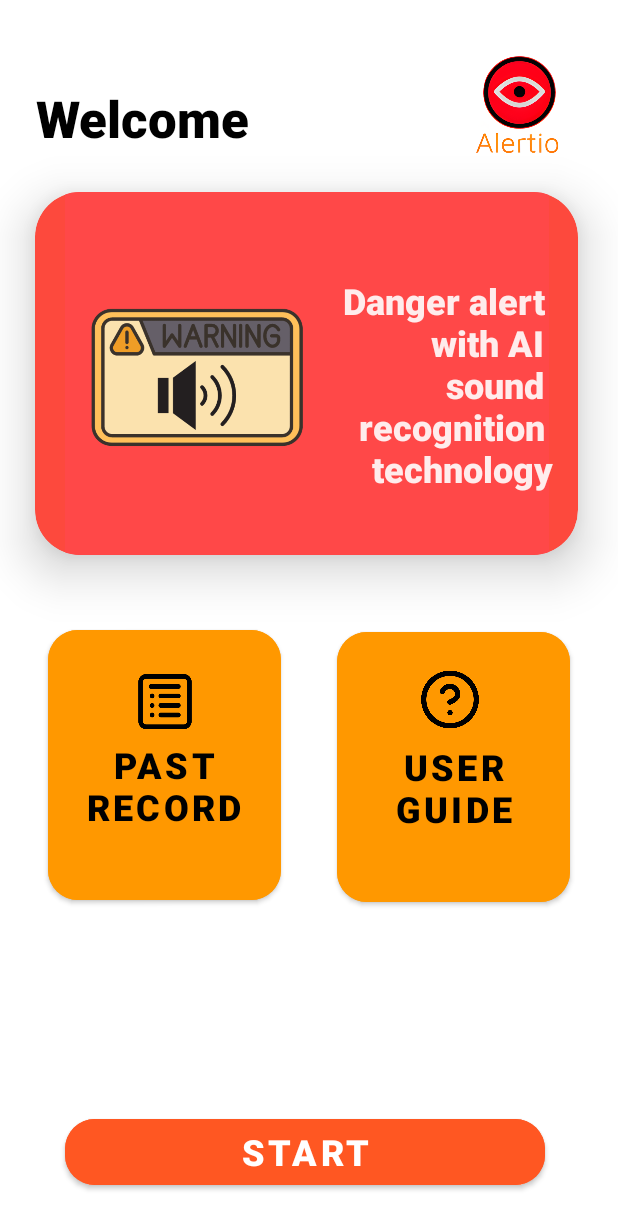
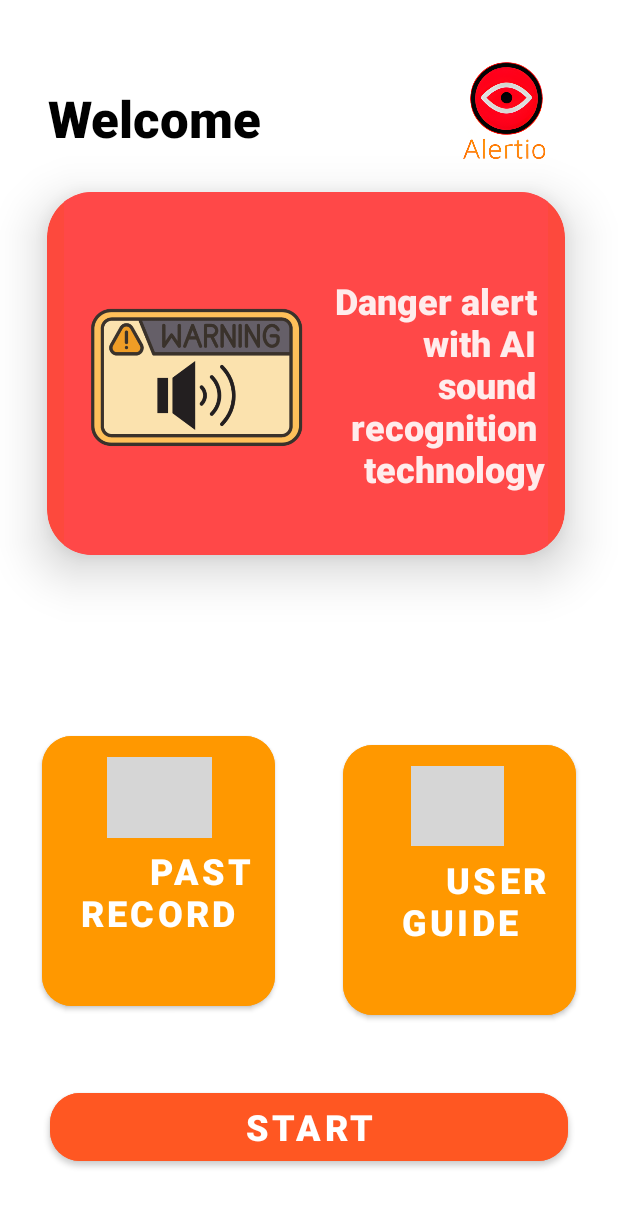
Before and after one commit to u3569037/Alertio, an Android app: the screen it shows after launch (Homepage), on a phone screen of 412 x 824 dp. Shown: the top 1229 px of the screen. Run offline under Robolectric (Android 15) with nearby library versions, the phone set to English and light mode, and no system bars; Roboto replaces fonts that are not available here; grey boxes are pictures that could not be loaded.

Commit message:
App icon updated

```diff
--- a/app/src/main/res/layout/activity_homepage.xml
+++ b/app/src/main/res/layout/activity_homepage.xml
@@ -10,10 +10,10 @@
         android:id="@+id/imageView"
         android:layout_width="101dp"
         android:layout_height="101dp"
-        android:layout_marginTop="28dp"
+        android:layout_marginTop="32dp"
         android:layout_marginEnd="4dp"
         app:layout_constraintEnd_toEndOf="parent"
-        app:layout_constraintHorizontal_bias="0.914"
+        app:layout_constraintHorizontal_bias="0.842"
         app:layout_constraintStart_toEndOf="@+id/welcomemsg"
         app:layout_constraintTop_toTopOf="parent"
         app:srcCompat="@drawable/app_logo800" />
@@ -22,7 +22,7 @@
         android:id="@+id/welcomemsg"
         android:layout_width="wrap_content"
         android:layout_height="wrap_content"
-        android:layout_marginStart="24dp"
+        android:layout_marginStart="32dp"
         android:layout_marginTop="56dp"
         android:fontFamily="sans-serif-black"
         android:text="Welcome"
@@ -34,7 +34,7 @@
 
     <androidx.cardview.widget.CardView
         android:id="@+id/cardView"
-        android:layout_width="362dp"
+        android:layout_width="345dp"
         android:layout_height="242dp"
         android:layout_marginTop="128dp"
         app:cardBackgroundColor="#FD493D"
@@ -58,7 +58,7 @@
 
         <TextView
             android:id="@+id/cardmsg"
-            android:layout_width="345dp"
+            android:layout_width="332dp"
             android:layout_height="match_parent"
             android:alpha="0.9"
             android:fontFamily="sans-serif-black"
@@ -78,66 +78,68 @@
         android:id="@+id/recordbutton"
         android:layout_width="155dp"
         android:layout_height="192dp"
-        android:layout_marginStart="32dp"
+        android:layout_marginStart="28dp"
         android:layout_marginTop="44dp"
         android:layout_marginBottom="41dp"
         android:backgroundTint="#FF9800"
         android:fontFamily="sans-serif-black"
-        android:text="\t \t \t \t  Past record"
-        android:textColor="@color/black"
+        android:text="\t \t \t \t \t \t \t \t \t \t \t \t  Past record"
+        android:textColor="@color/white"
         android:textSize="24sp"
         app:cornerRadius="20sp"
         app:layout_constraintBottom_toTopOf="@+id/startbutton"
         app:layout_constraintStart_toStartOf="parent"
         app:layout_constraintTop_toBottomOf="@+id/cardView"
-        app:layout_constraintVertical_bias="0.0" />
+        app:layout_constraintVertical_bias="0.941" />
 
     <Button
         android:id="@+id/guidebutton"
         android:layout_width="155dp"
         android:layout_height="192dp"
         android:layout_marginTop="45dp"
-        android:layout_marginEnd="32dp"
+        android:layout_marginEnd="28dp"
         android:layout_marginBottom="40dp"
         android:backgroundTint="#FF9800"
         android:fontFamily="sans-serif-black"
-        android:text="\t \t \t \t  User guide"
-        android:textColor="@color/black"
+        android:text="\t \t \t \t \t \t \t \t \t \t \t \t User guide"
+        android:textColor="@color/white"
         android:textSize="24sp"
         android:textStyle="bold"
         app:cornerRadius="20sp"
         app:layout_constraintBottom_toTopOf="@+id/startbutton"
         app:layout_constraintEnd_toEndOf="parent"
         app:layout_constraintTop_toBottomOf="@+id/cardView"
-        app:layout_constraintVertical_bias="0.0" />
+        app:layout_constraintVertical_bias="1.0" />
 
     <ImageView
         android:id="@+id/imageView4"
-        android:layout_width="84dp"
-        android:layout_height="107dp"
+        android:layout_width="70dp"
+        android:layout_height="54dp"
+        android:layout_marginTop="20dp"
         android:elevation="20sp"
         app:layout_constraintEnd_toEndOf="@+id/recordbutton"
+        app:layout_constraintHorizontal_bias="0.505"
         app:layout_constraintStart_toStartOf="@+id/recordbutton"
         app:layout_constraintTop_toTopOf="@+id/recordbutton"
-        app:srcCompat="@drawable/recordicon" />
+        app:srcCompat="@drawable/recordicon2" />
 
     <ImageView
         android:id="@+id/imageView5"
-        android:layout_width="45dp"
-        android:layout_height="42dp"
-        android:layout_marginTop="30dp"
+        android:layout_width="62dp"
+        android:layout_height="53dp"
+        android:layout_marginTop="20dp"
         android:elevation="20sp"
         app:layout_constraintEnd_toEndOf="@+id/guidebutton"
-        app:layout_constraintHorizontal_bias="0.481"
+        app:layout_constraintHorizontal_bias="0.483"
         app:layout_constraintStart_toStartOf="@+id/guidebutton"
         app:layout_constraintTop_toTopOf="@+id/guidebutton"
-        app:srcCompat="@drawable/helpicon" />
+        app:srcCompat="@drawable/helpicon2" />
 
     <Button
         android:id="@+id/startbutton"
-        android:layout_width="320dp"
-        android:layout_height="56dp"
-        android:layout_marginBottom="28dp"
+        android:layout_width="345dp"
+        android:layout_height="57dp"
+        android:layout_marginBottom="44dp"
         android:backgroundTint="#FF5722"
         android:elevation="10dp"
         android:fontFamily="sans-serif-black"
@@ -147,7 +149,6 @@
         app:cornerRadius="20sp"
         app:layout_constraintBottom_toBottomOf="parent"
         app:layout_constraintEnd_toEndOf="parent"
-        app:layout_constraintHorizontal_bias="0.472"
         app:layout_constraintStart_toStartOf="parent" />
 
 </androidx.constraintlayout.widget.ConstraintLayout>
```
Also changed, not shown: app/src/debug/res/drawable/helpicon2.png (added), app/src/debug/res/drawable/recordicon2.png (added), app/src/main/res/drawable/recordicon.png (deleted).
